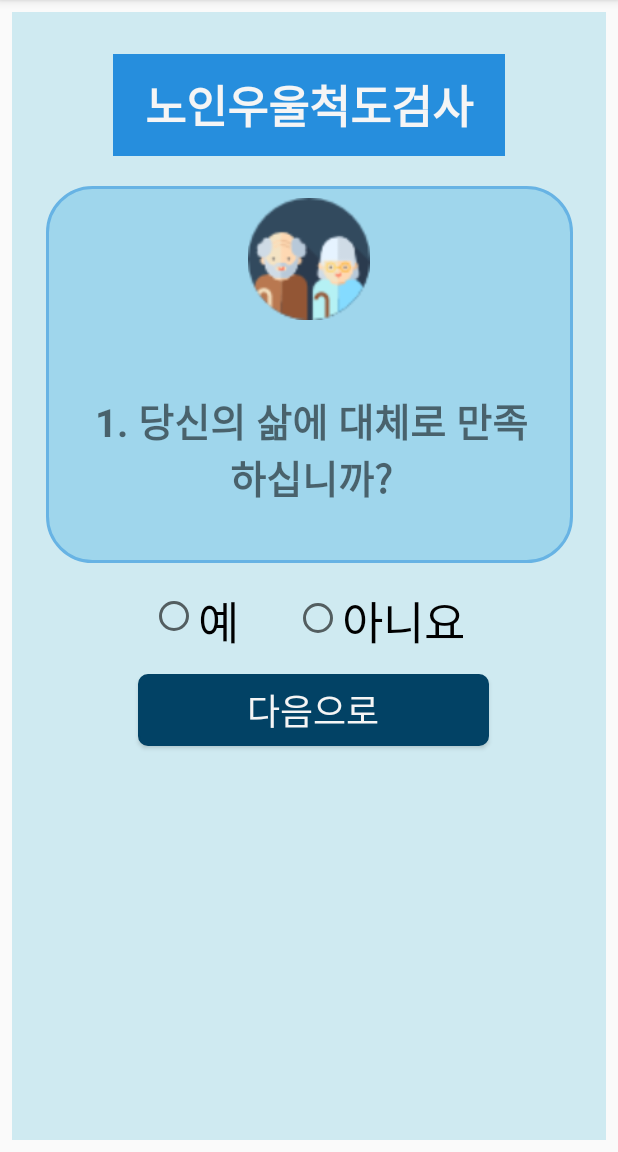
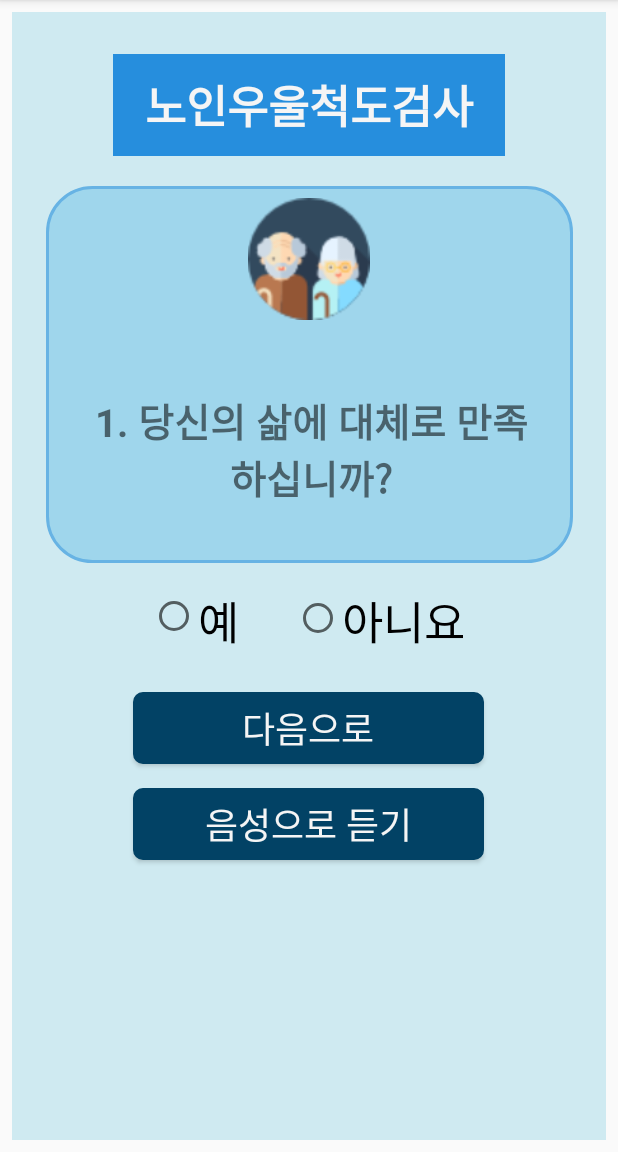
Before and after one commit to gkdl2197/AppGame, an Android app: the test3Fragment screen opened directly, with no data from a screen before it, on a phone screen of 412 x 824 dp, the part 84-1236 px from its top. Run offline under Robolectric (Android 15) with nearby library versions, the phone set to English and light mode, and no system bars.

Commit message:
음성으로 듣기 김재철 masterpiece

```diff
--- a/app/src/main/java/edu/android/appgame/test/test3/test3Fragment.java
+++ b/app/src/main/java/edu/android/appgame/test/test3/test3Fragment.java
@@ -3,10 +3,12 @@ package edu.android.appgame.test.test3;
 import android.content.Context;
 import android.content.DialogInterface;
 import android.content.Intent;
+import android.speech.tts.TextToSpeech;
 import android.support.annotation.NonNull;
 import android.support.v4.app.Fragment;
 import android.support.v7.app.AlertDialog;
 import android.os.Bundle;
+import android.util.Log;
 import android.view.LayoutInflater;
 import android.view.View;
 import android.view.ViewGroup;
@@ -15,10 +17,12 @@ import android.widget.RadioButton;
 import android.widget.TextView;
 import android.widget.Toast;
 
+import java.util.Locale;
+
 import edu.android.appgame.R;
 
 
-public class test3Fragment extends Fragment {
+public class test3Fragment extends Fragment implements View.OnClickListener, TextToSpeech.OnInitListener {
     private static final String[]  SURVEY_TEXT= {
             "1. 당신의 삶에 대체로 만족하십니까?",
             "2. 활동이나 관심거리가 많이 줄었습니까?",
@@ -55,9 +59,12 @@ public class test3Fragment extends Fragment {
     public static final String TOTAL_SCORE="total_score";
     private int currentIndex = 0;
     private  static  final  String KEY_INDEX="current_index";
+    private static final String TAG = "TextToSpeechDemo";
+    private static final int MY_DATA_CHECK_CODE = 1234;
+    private TextToSpeech myTTS;
     private TextView textSurvey;
     private RadioButton radioYes,radioNo;
-    private Button btnNext;
+    private Button btnNext, btnVoice;
     private int testScore=0;
 
     public test3Fragment() {
@@ -70,6 +77,13 @@ public class test3Fragment extends Fragment {
         btnNext=  view.findViewById(R.id.btnNext);
         radioYes = view.findViewById(R.id.radioYes);
         radioNo =  view.findViewById(R.id.radioNever);
+        btnVoice = view.findViewById(R.id.btnVoice);
+        btnVoice.setOnClickListener(this);
+        myTTS = new TextToSpeech(getActivity(), this);
+        Intent checkIntent = new Intent();
+        checkIntent.setAction(TextToSpeech.Engine.ACTION_CHECK_TTS_DATA);
+        startActivityForResult(checkIntent, MY_DATA_CHECK_CODE);
+
         if(savedInstanceState != null){
             currentIndex =savedInstanceState.getInt(KEY_INDEX);
             chageText();
@@ -138,4 +152,49 @@ public class test3Fragment extends Fragment {
         });
     }
 
+    @Override
+    public void onInit(int status) {
+        if (status == TextToSpeech.SUCCESS) {
+            int result = myTTS.setLanguage(Locale.KOREA);
+            if (result == TextToSpeech.LANG_MISSING_DATA || result == TextToSpeech.LANG_NOT_SUPPORTED) {
+                Log.e("TTS", "Language is not supported");
+            } else {
+                //음성 톤
+                myTTS.setPitch(1.0f);
+                //읽는 속도
+                myTTS.setSpeechRate(0.7f);
+            }
+        } else {
+            Log.e("TTS", "Initilization Failed");
+        }
+
+
+    }
+
+    @Override
+    public void onClick(View v) {
+
+        switch (v.getId()) {
+            case R.id.btnVoice:
+                speakOut();
+                break;
+        }
+
+    }
+
+    private void speakOut() {
+
+
+        String text = textSurvey.getText().toString();
+        myTTS.speak(text, TextToSpeech.QUEUE_FLUSH, null);
+    }
+
+    @Override
+    public void onDestroy() {
+        if (myTTS != null) {
+            myTTS.stop();
+            myTTS.shutdown();
+        }
+        super.onDestroy();
+    }
 }
--- a/app/src/main/res/layout/activity_test3_fragment.xml
+++ b/app/src/main/res/layout/activity_test3_fragment.xml
@@ -24,16 +24,33 @@
         android:layout_width="234dp"
         android:layout_height="48dp"
         android:layout_marginStart="8dp"
-        android:layout_marginTop="16dp"
+        android:layout_marginTop="28dp"
         android:layout_marginEnd="8dp"
         android:background="@drawable/game4_button_background"
         android:text="다음으로"
         android:textColor="#F5F5F5"
         android:textSize="24sp"
         app:layout_constraintEnd_toEndOf="parent"
-        app:layout_constraintHorizontal_bias="0.521"
+        app:layout_constraintHorizontal_bias="0.496"
         app:layout_constraintStart_toStartOf="parent"
         app:layout_constraintTop_toBottomOf="@+id/radioNever" />
+
+    <Button
+        android:id="@+id/btnVoice"
+        android:layout_width="234dp"
+        android:layout_height="48dp"
+        android:layout_marginStart="8dp"
+        android:layout_marginTop="16dp"
+        android:layout_marginEnd="8dp"
+        android:background="@drawable/game4_button_background"
+        android:text="음성으로 듣기"
+        android:textColor="#F5F5F5"
+        android:textSize="24sp"
+        app:layout_constraintEnd_toEndOf="parent"
+        app:layout_constraintHorizontal_bias="0.496"
+        app:layout_constraintStart_toStartOf="parent"
+        app:layout_constraintTop_toBottomOf="@+id/btnNext" />
+
 
     <TextView
         android:id="@+id/textView43"
```
Also changed, not shown: app/src/main/java/edu/android/appgame/test/test1/test1Fragment.java (+4 -0 lines), app/src/main/java/edu/android/appgame/test/test2/test2Fragment.java (+59 -2 lines), app/src/main/res/layout/activity_test1_fragment.xml (+3 -6 lines), app/src/main/res/layout/activity_test2_fragment.xml (+20 -1 lines).
